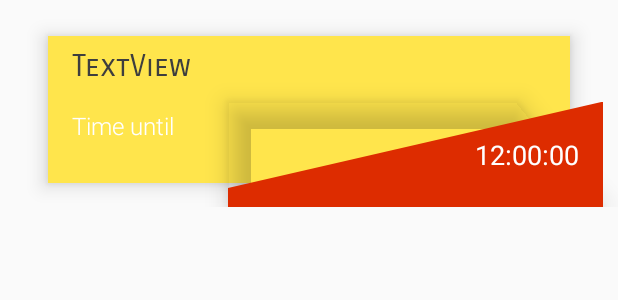
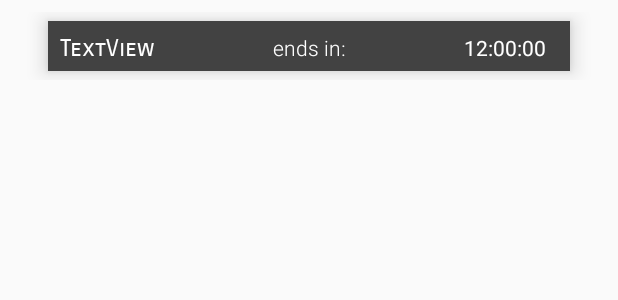
Before and after one commit to LNdame/Inqb8DevBB, an Android app: the layout activited_discount_item.xml on its own in the app's theme, with its tools: preview values and no code run, on a phone screen of 412 x 824 dp. Shown: the top 300 px of the screen. Run offline under Robolectric (Android 15) with nearby library versions, the light colour scheme and no system bars; network calls fail.

Commit message:
Tongai Design implementation

```diff
--- a/app/src/main/res/drawable/default_background.xml
+++ b/app/src/main/res/drawable/default_background.xml
@@ -1,6 +1,6 @@
 <?xml version="1.0" encoding="utf-8"?>
 <layer-list xmlns:android="http://schemas.android.com/apk/res/android">
-    <item android:drawable="@color/colorPrimaryLight"/>
+    <item android:drawable="@color/textColorSecondary"/>
     <item>
         <bitmap android:src="@drawable/beerly" android:gravity="center"/>
     </item>
--- a/app/src/main/res/drawable/just_border.xml
+++ b/app/src/main/res/drawable/just_border.xml
@@ -1,6 +1,6 @@
 <?xml version="1.0" encoding="utf-8"?>
 <shape xmlns:android="http://schemas.android.com/apk/res/android">
-    <stroke android:width="2dp" android:color="@color/colorPrimaryDark" />
+    <stroke android:width="2dp" android:color="@color/colorDarkGrey" />
     <corners android:radius="0dp"/>
     <padding android:left="0dp" android:top="0dp" android:right="0dp" android:bottom="0dp" />
 
--- a/app/src/main/res/drawable/rounded_bg.xml
+++ b/app/src/main/res/drawable/rounded_bg.xml
@@ -1,7 +1,7 @@
 <?xml version="1.0" encoding="utf-8"?>
 <shape xmlns:android="http://schemas.android.com/apk/res/android">
-    <solid android:color="@color/candidate_brown"/>
-    <stroke android:width="3dp" android:color="@color/candidate_brown" />
+    <solid android:color="@color/colorDarkLighterGrey"/>
+    <stroke android:width="3dp" android:color="@color/colorDarkLighterGrey" />
     <corners android:radius="0dp"/>
     <padding android:left="0dp" android:top="0dp" android:right="0dp" android:bottom="0dp" />
 
--- a/app/src/main/res/layout/activited_discount_item.xml
+++ b/app/src/main/res/layout/activited_discount_item.xml
@@ -2,78 +2,73 @@
 <RelativeLayout xmlns:android="http://schemas.android.com/apk/res/android"
     xmlns:app="http://schemas.android.com/apk/res-auto"
     android:layout_marginTop="8dp"
-    android:layout_marginBottom="8dp"
+
     android:layout_width="match_parent"
-    android:layout_height="130dp">
+    android:layout_height="45dp">
     <LinearLayout
         android:layout_width="match_parent"
         android:layout_height="match_parent"
         android:layout_alignParentStart="true"
         android:elevation="8dp"
         android:layout_alignParentTop="true"
-        android:background="@color/colorPrimaryLight"
+        android:background="@color/colorDarkLighterGrey"
         android:layout_marginStart="32dp"
         android:layout_marginEnd="32dp"
-        android:layout_marginTop="16dp"
-        android:layout_marginBottom="16dp"
+        android:layout_marginTop="6dp"
+        android:layout_marginBottom="6dp"
         android:orientation="vertical">
 
 
 
 
+
+
+        <FrameLayout
+            android:layout_margin="8dp"
+            android:layout_width="match_parent"
+            android:layout_height="wrap_content">
+
             <TextView
-            android:layout_marginTop="8dp"
+
                 android:id="@+id/txtdisEstablishment"
                 android:layout_width="match_parent"
                 android:layout_height="wrap_content"
-            android:layout_marginStart="16dp"
-            android:textSize="20dp"
+                android:layout_gravity="start|center_vertical"
+                android:textSize="16sp"
                 android:fontFamily="sans-serif-smallcaps"
-            android:textColor="@color/textColorPrimary"
+                android:textColor="@color/colorWhite"
                 android:text="TextView" />
             <TextView
-            android:layout_marginTop="16dp"
-            android:layout_marginStart="16dp"
+
                 android:id="@+id/txtbrprStartdate"
-            android:textSize="16dp"
-            android:elevation="16dp"
+                android:layout_gravity="center"
+                android:textSize="14dp"
+
                 android:textColor="@color/colorWhite"
                 android:fontFamily="sans-serif-light"
-            android:layout_width="match_parent"
+                android:layout_width="wrap_content"
                 android:layout_height="wrap_content"
-            android:text="Time until" />
+                android:text="ends in:" />
+
+
+            <TextView
+                android:layout_width="wrap_content"
+                android:layout_height="wrap_content"
+              android:layout_gravity="end"
+                android:id="@+id/txtdiscTime"
+             android:layout_marginRight="8dp"
+                android:textSize="14dp"
+                android:fontFamily="sans-serif"
+                android:text="12:00:00"
+                android:textColor="@android:color/white" />
+
+
+        </FrameLayout>
+
+
 
 
     </LinearLayout>
 
-    <cite.ansteph.beerly.customview.diagonallayout.DiagonalLayout
-        android:layout_width="250dp"
-        android:layout_height="70dp"
-        android:layout_marginEnd="10dp"
-        android:elevation="10dp"
-        android:layout_alignParentRight="true"
-        android:layout_alignParentBottom="true"
-        app:diagonal_angle="13"
-        app:diagonal_direction="right"
-        app:diagonal_position="top">
-
-        <ImageView
-            android:layout_width="match_parent"
-            android:layout_height="match_parent"
-            android:scaleType="centerCrop"
-            android:src="@color/colorAccent" />
-
-        <TextView
-            android:layout_width="wrap_content"
-            android:layout_height="wrap_content"
-            android:layout_gravity="end|center_vertical"
-            android:id="@+id/txtdiscTime"
-            android:layout_marginEnd="16dp"
-            android:textSize="18dp"
-            android:fontFamily="sans-serif"
-            android:text="12:00:00"
-            android:textColor="@android:color/white" />
-
-    </cite.ansteph.beerly.customview.diagonallayout.DiagonalLayout>
 
 </RelativeLayout>
--- a/app/src/main/res/layout/content_edit_lover_profile.xml
+++ b/app/src/main/res/layout/content_edit_lover_profile.xml
@@ -209,7 +209,7 @@
     <Button
         android:id="@+id/btnUpdate"
         style="?android:textAppearanceSmall"
-        android:background="@color/colorPrimaryDark"
+        android:background="@color/colorDarkGrey"
         android:layout_width="match_parent"
         android:layout_height="60dp"
         android:layout_marginTop="16dp"
--- a/app/src/main/res/layout/content_ets_menu.xml
+++ b/app/src/main/res/layout/content_ets_menu.xml
@@ -4,7 +4,7 @@
     xmlns:tools="http://schemas.android.com/tools"
     android:layout_width="match_parent"
     android:layout_height="match_parent"
-    android:background="@color/colorWhite"
+    android:background="@color/colorGreyLight"
     app:layout_behavior="@string/appbar_scrolling_view_behavior"
     tools:context="cite.ansteph.beerly.view.beerlylover.EstMenu"
     tools:showIn="@layout/activity_ets_menu">
--- a/app/src/main/res/layout/content_lover_profile.xml
+++ b/app/src/main/res/layout/content_lover_profile.xml
@@ -7,7 +7,7 @@
     xmlns:tools="http://schemas.android.com/tools"
     android:layout_width="match_parent"
     android:layout_height="match_parent"
-    android:background="@color/candidate_brown"
+    android:background="@color/colorGreyLight"
     app:layout_behavior="@string/appbar_scrolling_view_behavior"
     tools:context="cite.ansteph.beerly.view.beerlylover.LoverProfile"
     tools:showIn="@layout/activity_lover_profile">
@@ -157,7 +157,7 @@
                 android:layout_alignStart="@+id/avatar"
                 android:layout_below="@+id/linearLayout"
                 android:textColor="@color/colorWhite"
-                android:background="@drawable/buttonbg"
+                android:background="@color/colorDarkGrey"
                 android:onClick="onChangePrefClicked"
                 android:elevation="15dp"
                 android:layout_marginStart="25dp"
--- a/app/src/main/res/layout/menu_left_drawer.xml
+++ b/app/src/main/res/layout/menu_left_drawer.xml
@@ -2,7 +2,7 @@
 <LinearLayout xmlns:android="http://schemas.android.com/apk/res/android"
     android:layout_width="match_parent"
     android:layout_height="match_parent"
-    android:background="@drawable/menu_background"
+    android:background="@color/colorGreyLight"
     android:orientation="vertical">
 
     <Space
--- a/app/src/main/res/values/colors.xml
+++ b/app/src/main/res/values/colors.xml
@@ -1,16 +1,26 @@
 <?xml version="1.0" encoding="utf-8"?>
 <resources>
-    <color name="colorPrimary">#ffb300</color>
+    <color name="colorPrimary">#212121</color>
     <color name="colorPrimaryDark">#c68400</color>
     <color name="colorAccent">#dd2c00</color>
     <color name="colorPrimaryLight">#ffe54c</color>
     <color name="colorPrimaryLightLight">#FFF59D</color>
   <!--  <color name="colorPrimary">#3F51B5</color>
     <color name="colorPrimaryDark">#303F9F</color>
+
+     <color name="colorPrimary">#ffb300</color>
+    <color name="colorPrimaryDark">#c68400</color>
+
     <color name="colorAccent">#448AFF</color>
      <color name="candidate_brown">#b5562a</color> e0e0e0
     <color name="candidate_brown_dark">#802900</color>
     -->
+
+    <!--Greycandidate -->
+    <color name="colorGreyLight">#e0e0e0</color>
+    <color name="colorDarkGrey">#1d1d1d</color>
+    <color name="colorDarkLighterGrey">#424242</color>
+
 
     <color name="colorAccentSecondary">#512da8</color>
 
--- a/app/src/main/res/values/styles.xml
+++ b/app/src/main/res/values/styles.xml
@@ -216,7 +216,7 @@
     </style>
 
     <style name="button_style">
-        <item name="android:background">@color/candidate_brown_dark</item>
+        <item name="android:background">@color/colorDarkGrey</item>
         <item name="android:textColor">@color/colorWhite</item>
         <item name="android:elevation">15dp</item>
     </style>
```
Also changed, not shown: app/build.gradle (+4 -4 lines), app/src/main/res/layout/content_discount.xml (+37 -7 lines), app/src/main/ic_launcher-web.png, app/src/main/res/drawable-xxxhdpi/beerly.png, app/src/main/res/mipmap-hdpi/ic_launcher.png, app/src/main/res/mipmap-mdpi/ic_launcher.png, app/src/main/res/mipmap-xhdpi/ic_launcher.png, app/src/main/res/mipmap-xxhdpi/ic_launcher.png, app/src/main/res/mipmap-xxxhdpi/ic_launcher.png. Lines whose indentation alone changed are shown as unchanged.
